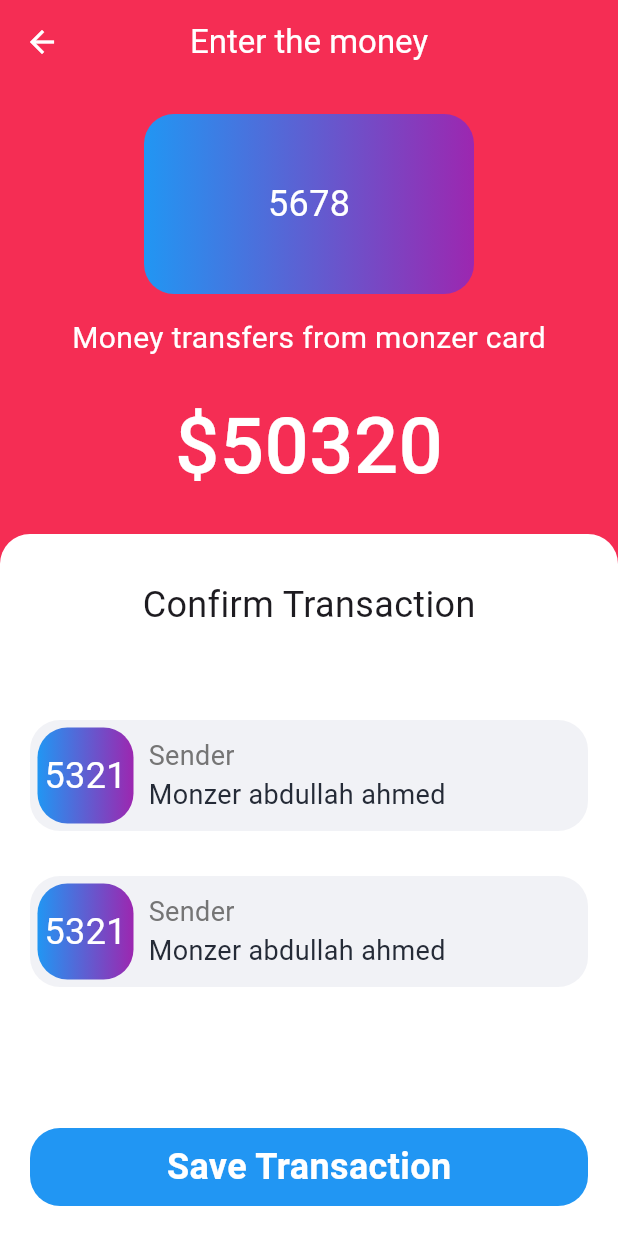
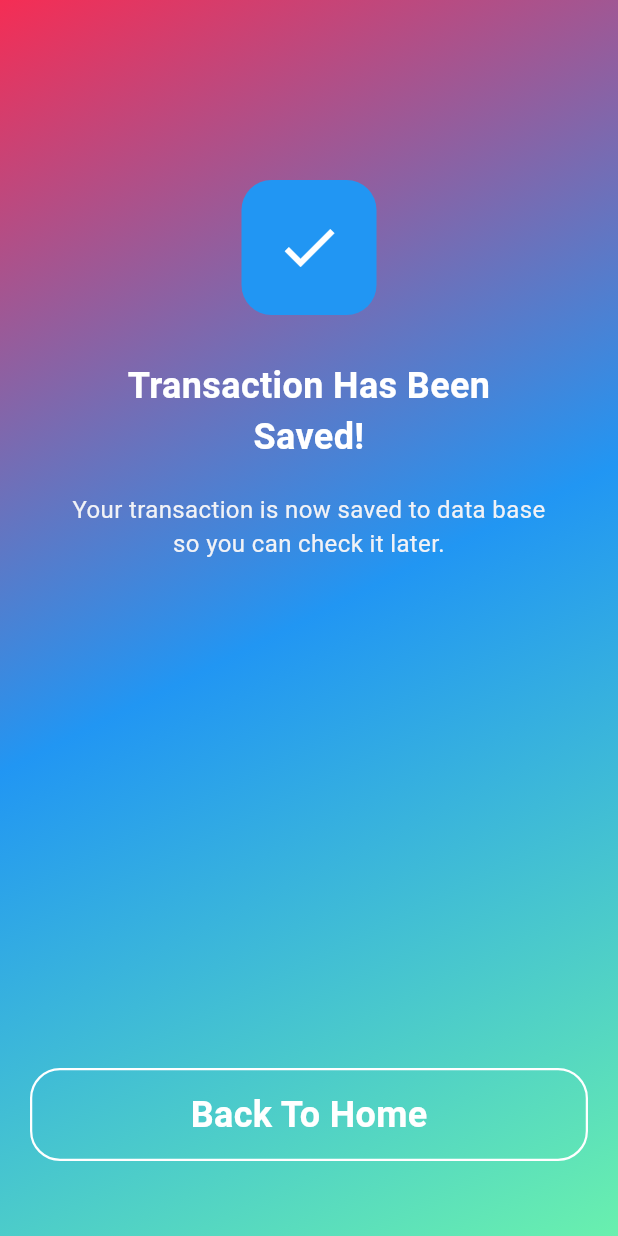
Before and after one commit to monzerabdullah/katib_kashi, a Flutter app: the ConfirmTransactionView screen opened directly, on a phone screen of 412 x 824 dp. Run offline on Flutter 3.47's test engine with Material 3 defaults, Android fonts, the phone set to English and light mode, and no system bars; our stand-ins replace carousel_slider, flutter_svg.

Commit message:
update confirm transaction view to much simpler ui

```diff
--- a/lib/views/confirm_transaction_view.dart
+++ b/lib/views/confirm_transaction_view.dart
@@ -1,33 +1,125 @@
 import 'package:flutter/material.dart';
 import 'package:katib_kashi/utils/constants.dart';
+import 'package:katib_kashi/views/home_view.dart';
 
 class ConfirmTransactionView extends StatelessWidget {
   const ConfirmTransactionView({super.key});
   @override
   Widget build(BuildContext context) {
     return Scaffold(
-      backgroundColor: kPrimary,
-      appBar: AppBar(
-        backgroundColor: kPrimary,
-        leading: IconButton(
-          onPressed: () {
-            Navigator.pop(context);
+      backgroundColor: kWhite,
+      body: SafeArea(
+        child: Container(
+          width: double.infinity,
+          decoration: const BoxDecoration(
+            gradient: LinearGradient(
+              colors: [
+                kPrimary,
+                kSecondary,
+                Colors.greenAccent,
+              ],
+              begin: Alignment.topLeft,
+              end: Alignment.bottomRight,
+            ),
+          ),
+          child: Column(
+            mainAxisAlignment: MainAxisAlignment.center,
+            children: [
+              const SizedBox(
+                height: 120,
+              ),
+              Container(
+                width: 90,
+                height: 90,
+                decoration: BoxDecoration(
+                  borderRadius: BorderRadius.circular(20),
+                  color: kSecondary,
+                ),
+                child: const Icon(
+                  Icons.check,
+                  color: kWhite,
+                  size: 45,
+                ),
+              ),
+              const SizedBox(
+                height: 30,
+              ),
+              const SizedBox(
+                width: 300,
+                child: Text(
+                  'Transaction Has Been Saved!',
+                  textAlign: TextAlign.center,
+                  style: TextStyle(
+                    fontSize: 24,
+                    color: kWhite,
+                    fontWeight: FontWeight.w600,
+                  ),
+                ),
+              ),
+              const SizedBox(
+                height: 20,
+              ),
+              const Text(
+                'Your transaction is now saved to data base \nso you can check it later.',
+                textAlign: TextAlign.center,
+                style: TextStyle(
+                  fontSize: 16,
+                  color: kGrey,
+                ),
+              ),
+              const Spacer(),
+              GestureDetector(
+                onTap: () {
+                  Navigator.push(
+                    context,
+                    MaterialPageRoute(
+                      builder: (context) => HomeView(),
+                    ),
+                  );
                 },
-          icon: const Icon(
-            Icons.arrow_back,
+                child: Padding(
+                  padding: const EdgeInsets.symmetric(horizontal: 20),
+                  child: Container(
+                    height: 62,
+                    width: double.infinity,
+                    alignment: Alignment.center,
+                    decoration: BoxDecoration(
+                      borderRadius: BorderRadius.circular(20),
+                      border: Border.all(
+                        width: 1.5,
                         color: kWhite,
                       ),
                     ),
-        title: const Text(
-          'Enter the money',
+                    child: const Text(
+                      'Back To Home',
                       style: TextStyle(
+                        fontSize: 24,
+                        fontWeight: FontWeight.w600,
                         color: kWhite,
                       ),
                     ),
-        centerTitle: true,
                   ),
-      body: SafeArea(
-        child: Column(
+                ),
+              ),
+              const SizedBox(
+                height: 50,
+              ),
+            ],
+          ),
+        ),
+      ),
+    );
+  }
+}
+
+class OldUi extends StatelessWidget {
+  const OldUi({
+    super.key,
+  });
+
+  @override
+  Widget build(BuildContext context) {
+    return Column(
       children: [
         SizedBox(
           width: double.infinity,
@@ -134,8 +226,6 @@ class ConfirmTransactionView extends StatelessWidget {
           ),
         ),
       ],
-        ),
-      ),
     );
   }
 }
```
Lines whose indentation alone changed are shown as unchanged.
